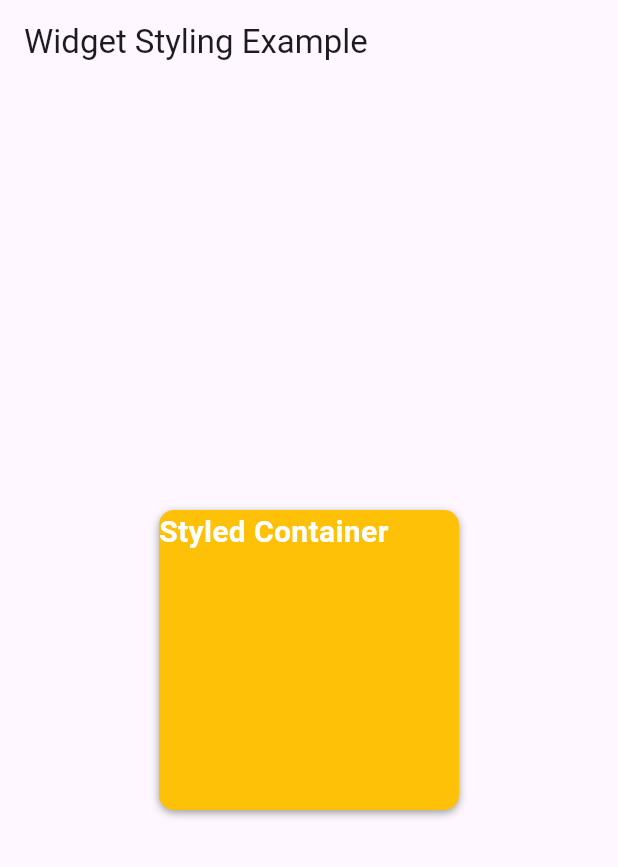
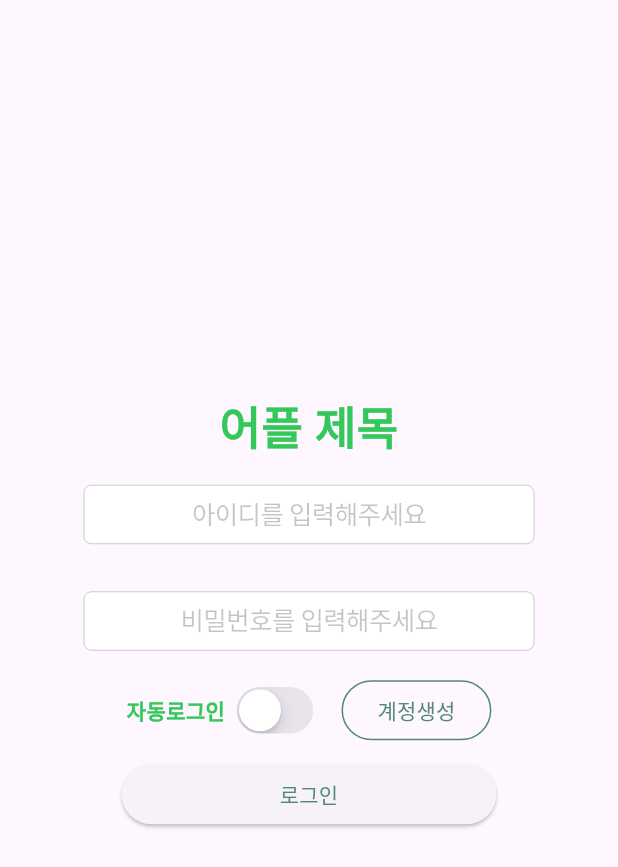
Before and after one commit to Zepelown/SmartFarm-Platform, a Flutter app: the screen it shows after launch, on a phone screen of 412 x 824 dp. Shown: the top 867 px of the screen. Run offline on Flutter 3.47's test engine with Material 3 defaults, Android fonts, the phone set to English and light mode, and no system bars.

Commit message:
Add: "추가 로그인 페이지 레이아웃"

```diff
--- /dev/null
+++ b/client/lib/login/loginPage.dart
@@ -0,0 +1,147 @@
+import 'package:client/signup/signUpPage.dart';
+import 'package:flutter/cupertino.dart';
+import 'package:flutter/material.dart';
+
+
+
+class LoginPage extends StatelessWidget{
+  const LoginPage({super.key});
+
+  @override
+  Widget build(BuildContext context){
+    return MaterialApp(
+      home: LoginLayout(),
+    );
+  }
+}
+
+class LoginLayout extends StatefulWidget{
+  const LoginLayout({super.key});
+
+  @override
+  State<LoginLayout> createState() => _LoginState();
+}
+
+class _LoginState extends State<LoginLayout> {
+  // 자동 로그인 여부
+  bool switchValue = false;
+
+  // 아이디와 비밀번호 정보
+  final TextEditingController userIdController = TextEditingController();
+  final TextEditingController passwordController = TextEditingController();
+
+  @override
+  Widget build(BuildContext context) {
+    return MaterialApp(
+      home: Scaffold(
+        body: Center(
+          child: Padding(
+            padding: const EdgeInsets.all(8.0),
+            child: Column(
+              mainAxisAlignment: MainAxisAlignment.center,
+              children: <Widget>[
+                Text(
+                  '어플 제목',
+                  style: TextStyle(
+                    fontSize: 30,
+                      color: CupertinoColors.activeGreen,
+                      fontWeight: FontWeight.bold
+                  ),
+                ),
+                // ID 입력 텍스트필드
+                Padding(
+                  padding: const EdgeInsets.all(16.0),
+                  child: SizedBox(
+                    width: 300,
+                    child: CupertinoTextField(
+                      controller: userIdController,
+                      placeholder: '아이디를 입력해주세요',
+                      textAlign: TextAlign.center,
+                    ),
+                  ),
+                ),
+                // 비밀번호 입력 텍스트필드
+                Padding(
+                  padding: const EdgeInsets.all(16.0),
+                  child: SizedBox(
+                    width: 300,
+                    child: CupertinoTextField(
+                      controller: passwordController,
+                      placeholder: '비밀번호를 입력해주세요',
+                      textAlign: TextAlign.center,
+                      obscureText: true,
+                    ),
+                  ),
+                ),
+                // 자동 로그인 확인 토글 스위치
+                SizedBox(
+                  width: 300,
+                  child: Row(
+                    mainAxisAlignment: MainAxisAlignment.center,
+                    children: [
+                      Text(
+                        '자동로그인 ',
+                        style: TextStyle(
+                            color: CupertinoColors.systemGreen,
+                            fontWeight: FontWeight.bold
+                        ),
+                      ),
+                      CupertinoSwitch(
+                        // 부울 값으로 스위치 토글 (value)
+                        value: switchValue,
+                        activeColor: Color.fromRGBO(80, 137, 116, 1),
+                        onChanged: (bool? value) {
+                          // 스위치가 토글될 때 실행될 코드
+                          setState(() {
+                            switchValue = value ?? false;
+                          });
+                        },
+                      ),
+                      Text('    '),
+                      // 계정 생성 페이지로 이동하는 버튼
+                      OutlinedButton(
+                        onPressed: () {
+                          Navigator.push(
+                              context,
+                              MaterialPageRoute(
+                                  builder: (context) => SignUpPage()
+                              )
+                          );
+                        },
+                        style: OutlinedButton.styleFrom(
+                          side: BorderSide(color:Color.fromRGBO(80, 137, 116, 1))
+                        ),
+                        child: Text(
+                          '계정생성',
+                          style: TextStyle(
+                              color: Color.fromRGBO(80, 137, 116, 1)
+                          ),
+                        ),
+                      ),
+                    ],
+                  ),
+                ),
+                // 로그인 버튼
+                Padding(
+                  padding: const EdgeInsets.all(8.0),
+                  child: SizedBox(
+                    width: 250,
+                    child: ElevatedButton(
+                      onPressed: () {},
+                      child: Text(
+                          '로그인',
+                        style: TextStyle(
+                            color:Color.fromRGBO(80, 137, 116, 1)
+                        ),
+                      ),
+                    ),
+                  ),
+                ),
+              ],
+            ),
+          ),
+        ),
+      ),
+    );
+  }
+}
--- a/client/lib/main.dart
+++ b/client/lib/main.dart
@@ -1,44 +1,6 @@
+import 'package:client/login/loginPage.dart';
 import 'package:flutter/material.dart';
 
 void main() {
-  runApp(MyApp());  // 앱 구동 runApp -> 안에 메인 페이지 입력해주면 됨
+  runApp(LoginPage());
 }
-
-class MyApp extends StatelessWidget {
-  @override
-  Widget build(BuildContext context) {
-    return MaterialApp(
-      title: 'Widget Styling Example',
-      home: Scaffold(
-        appBar: AppBar(
-          title: Text('Widget Styling Example'),
-        ),
-        body: Center(
-          child: Container(
-            width: 200, // 너비 조절
-            height: 200, // 높이 조절
-            decoration: BoxDecoration(
-              color: Colors.amber, // 배경색상 변경
-              borderRadius: BorderRadius.circular(10), // 테두리 모서리 둥글게 조절
-              boxShadow: [
-                BoxShadow(
-                  color: Colors.grey,
-                  offset: Offset(0, 2), // 그림자 위치 조절
-                  blurRadius: 4, // 그림자 흐릿한 정도 조절
-                ),
-              ],
-            ),
-            child: Text(
-              'Styled Container',
-              style: TextStyle(
-                color: Colors.white, // 텍스트 색상 변경
-                fontSize: 20, // 텍스트 크기 조절
-                fontWeight: FontWeight.bold, // 텍스트 굵기 조절
-              ),
-            ),
-          ),
-        ),
-      ),
-    );
-  }
-}
```
Also changed, not shown: 1 other file.
